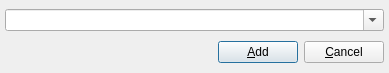
This is qmmp/src/qmmpui/forms/addurldialog.ui in prinsbert/qmmp-dev as Qt 5 draws it before an edit. The edited form follows.
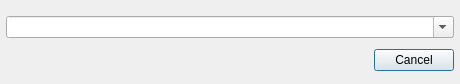
This is the edited form.

Commit message: AddUrlDialog: using QDialogButtonBox

What changed in the file:
```diff
--- a/qmmp/src/qmmpui/forms/addurldialog.ui
+++ b/qmmp/src/qmmpui/forms/addurldialog.ui
@@ -6,27 +6,24 @@
    <rect>
     <x>0</x>
     <y>0</y>
-    <width>389</width>
-    <height>73</height>
+    <width>460</width>
+    <height>84</height>
    </rect>
   </property>
   <property name="windowTitle">
    <string>Enter URL to add</string>
   </property>
-  <layout class="QGridLayout">
+  <layout class="QVBoxLayout" name="verticalLayout">
    <property name="leftMargin">
-    <number>5</number>
-   </property>
-   <property name="topMargin">
-    <number>5</number>
+    <number>6</number>
    </property>
    <property name="rightMargin">
-    <number>5</number>
+    <number>6</number>
    </property>
    <property name="bottomMargin">
-    <number>5</number>
+    <number>6</number>
    </property>
-   <item row="0" column="0" colspan="3">
+   <item>
     <widget class="QComboBox" name="urlComboBox">
      <property name="editable">
       <bool>true</bool>
@@ -36,30 +33,10 @@
      </property>
     </widget>
    </item>
-   <item row="1" column="0">
-    <spacer>
-     <property name="orientation">
-      <enum>Qt::Horizontal</enum>
-     </property>
-     <property name="sizeHint" stdset="0">
-      <size>
-       <width>181</width>
-       <height>20</height>
-      </size>
-     </property>
-    </spacer>
-   </item>
-   <item row="1" column="1">
-    <widget class="QPushButton" name="addButton">
-     <property name="text">
-      <string>&amp;Add</string>
-     </property>
-    </widget>
-   </item>
-   <item row="1" column="2">
-    <widget class="QPushButton" name="cancelButton">
-     <property name="text">
-      <string>&amp;Cancel</string>
+   <item>
+    <widget class="QDialogButtonBox" name="buttonBox">
+     <property name="standardButtons">
+      <set>QDialogButtonBox::Cancel</set>
      </property>
     </widget>
    </item>
```
Left out of the diff: 24 changed lines with no effect on the pictures. The commit also changes 2 other files.
